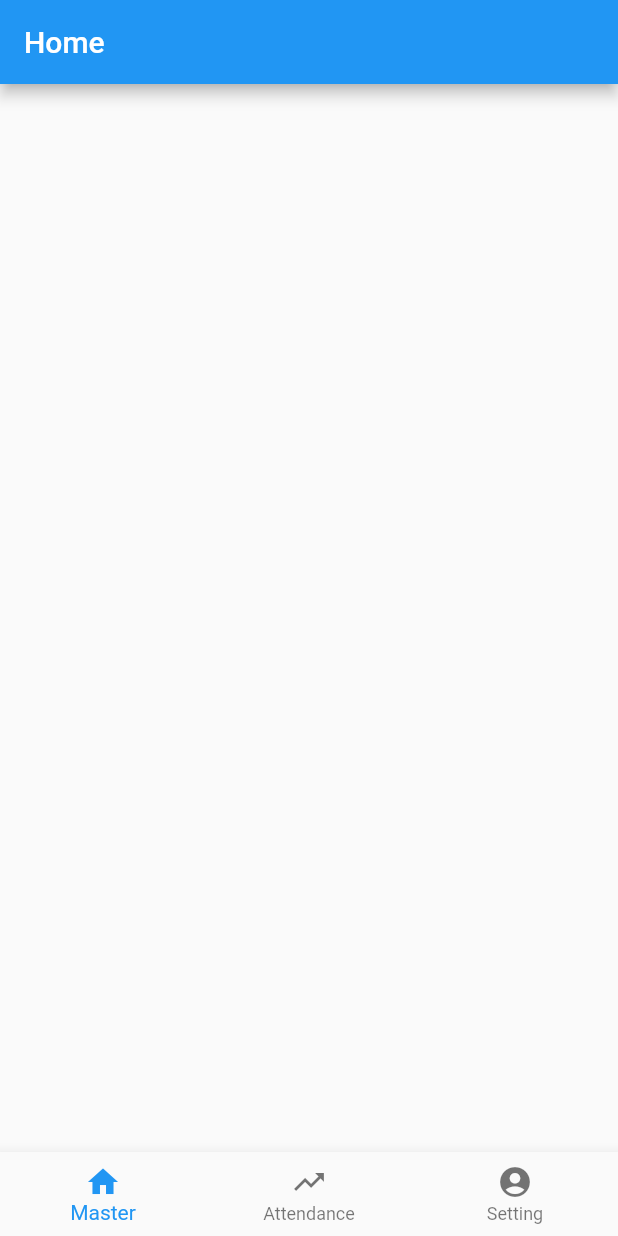
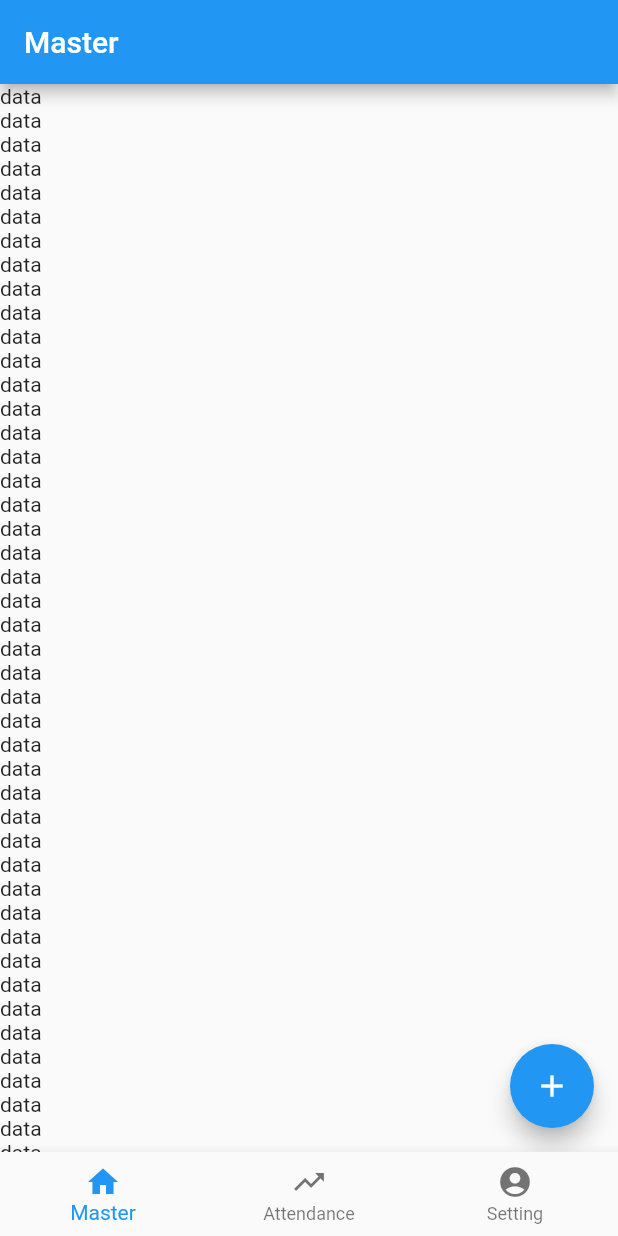
Before and after one commit to indratdev/hashmicro, a Flutter app: the screen it shows after launch, on a phone screen of 412 x 824 dp. Run offline on Flutter 3.47's test engine with Material 2 defaults, Android fonts, the light colour scheme and no system bars; our stand-ins replace bloc, flutter_bloc, geocoding, geolocator.

Commit message:
update 2

```diff
--- a/lib/main.dart
+++ b/lib/main.dart
@@ -1,8 +1,7 @@
 import 'package:flutter/material.dart';
 import 'package:flutter_bloc/flutter_bloc.dart';
-import 'package:hashmicro/screens/attendance/attendance_screen.dart';
+
 import 'package:hashmicro/screens/hashmicro.dart.dart';
-import 'package:hashmicro/screens/home/home_screen.dart';
 
 import 'package:hashmicro/statemanagement/bloc/attendance_bloc.dart';
 
--- a/lib/screens/hashmicro.dart.dart
+++ b/lib/screens/hashmicro.dart.dart
@@ -2,7 +2,7 @@ import 'package:flutter/material.dart';
 
 import 'package:flutter_bloc/flutter_bloc.dart';
 import 'package:hashmicro/screens/attendance/attendance_screen.dart';
-import 'package:hashmicro/screens/home/home_screen.dart';
+import 'package:hashmicro/screens/masters/master_screen.dart';
 import 'package:hashmicro/screens/setting/setting_screen.dart';
 import 'package:hashmicro/statemanagement/bloc/attendance_bloc.dart';
 
@@ -14,7 +14,7 @@ class HashmicroScreen extends StatelessWidget {
     int currentIndex = 0;
 
     List<Widget> _widgetOption = <Widget>[
-      HomeScreen(),
+      MasterScreen(),
       AttendanceScreen(),
       SettingScreen()
     ];
--- a/lib/screens/home/home_screen.dart
+++ /dev/null
@@ -1,16 +0,0 @@
-import 'package:flutter/material.dart';
-import 'package:flutter/src/foundation/key.dart';
-import 'package:flutter/src/widgets/framework.dart';
-
-class HomeScreen extends StatelessWidget {
-  const HomeScreen({Key? key}) : super(key: key);
-
-  @override
-  Widget build(BuildContext context) {
-    return Scaffold(
-      appBar: AppBar(
-        title: Text("Home"),
-      ),
-    );
-  }
-}
--- /dev/null
+++ b/lib/screens/masters/master_screen.dart
@@ -0,0 +1,28 @@
+import 'package:flutter/material.dart';
+import 'package:hashmicro/screens/masters/mlocation_screen.dart';
+
+class MasterScreen extends StatelessWidget {
+  const MasterScreen({Key? key}) : super(key: key);
+
+  @override
+  Widget build(BuildContext context) {
+    return Scaffold(
+      appBar: AppBar(
+        title: Text("Master"),
+      ),
+      floatingActionButton: FloatingActionButton(
+        onPressed: () {
+          Navigator.of(context).push(
+              MaterialPageRoute(builder: (context) => MasterLocationScreen()));
+        },
+        child: Icon(Icons.add),
+      ),
+      body: ListView.builder(
+        itemCount: 200,
+        itemBuilder: (context, index) {
+          return Text("data");
+        },
+      ),
+    );
+  }
+}
--- a/pubspec.yaml
+++ b/pubspec.yaml
@@ -32,6 +32,8 @@ dependencies:
   flutter:
     sdk: flutter
   flutter_bloc: ^8.1.1
+  geocoding: ^2.0.5
+  geolocator: ^9.0.1
 
 dev_dependencies:
   flutter_lints: ^2.0.0
```
Also changed, not shown: lib/screens/masters/backup-mlocation.dart (added, +26 -0 lines), lib/screens/masters/mlocation_screen.dart (added, +115 -0 lines), pubspec.lock, 13 other files.
